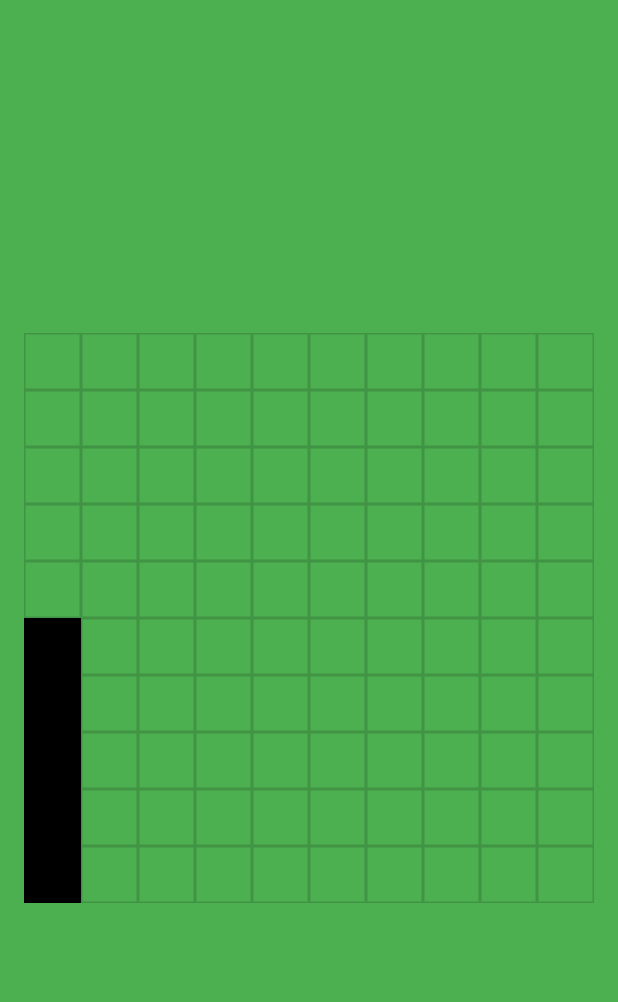
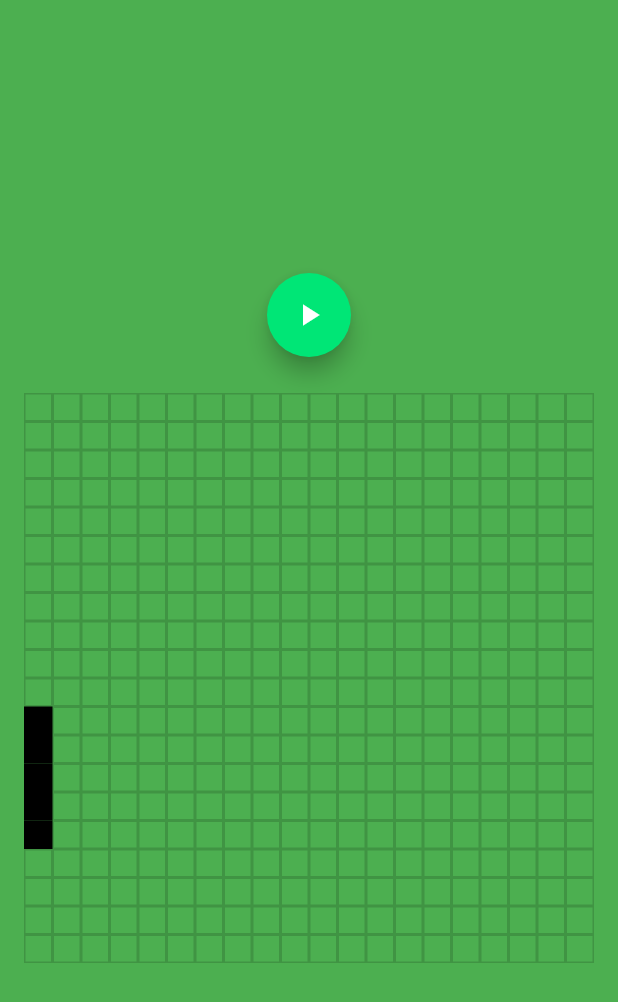
Before and after one commit to ameedsayeh/snake_2d, a Flutter app: the screen it shows after launch, on a phone screen of 412 x 824 dp. Shown: the top 1002 px of the screen. Run offline on Flutter 3.47's test engine with Material 2 defaults, Android fonts, the phone set to English and light mode, and no system bars; missing offline and left inert: dart:ffi.

Commit message:
start and restart game

```diff
--- a/lib/game_canvas.dart
+++ b/lib/game_canvas.dart
@@ -8,14 +8,36 @@ class GameCanvas extends StatefulWidget {
 }
 
 class _GameCanvasState extends State<GameCanvas> {
+  GlobalKey<GameGridState> _gameGridKey = GlobalKey();
   @override
   Widget build(BuildContext context) {
     return Padding(
       padding: const EdgeInsets.all(16.0),
-      child: Center(
-        child: GameGrid(
-          gridSize: CanvasSize(10, 10),
-        ),
+      child: Column(
+        mainAxisAlignment: MainAxisAlignment.center,
+        children: [
+          Center(
+            child: FloatingActionButton(
+              onPressed: () {
+                _gameGridKey.currentState.startGame();
+              },
+              backgroundColor: Colors.greenAccent.shade400,
+              child: Icon(Icons.play_arrow),
+            ),
+          ),
+          SizedBox(
+            height: 24,
+          ),
+          Center(
+            child: GameGrid(
+              key: _gameGridKey,
+              gridSize: CanvasSize(
+                20,
+                20,
+              ),
+            ),
+          ),
+        ],
       ),
     );
   }
--- a/lib/game_grid.dart
+++ b/lib/game_grid.dart
@@ -9,10 +9,10 @@ class GameGrid extends StatefulWidget {
   const GameGrid({Key key, this.gridSize}) : super(key: key);
 
   @override
-  _GameGridState createState() => _GameGridState();
+  GameGridState createState() => GameGridState();
 }
 
-class _GameGridState extends State<GameGrid> {
+class GameGridState extends State<GameGrid> {
   int _xValue = 0;
   int _yValue = 0;
   bool _canUpdateDirection = true;
@@ -23,7 +23,24 @@ class _GameGridState extends State<GameGrid> {
   Timer _timer;
   bool _isLost = false;
 
-  Size calculateCellSize(context) {
+  void startGame() {
+    if (_timer != null) {
+      _timer.cancel();
+    }
+    _xValue = 0;
+    _yValue = 0;
+    _canUpdateDirection = true;
+    _snakeLength = 5;
+    _direction = AxisDirection.down;
+
+    _generateGridHistory();
+
+    _isLost = false;
+
+    _startTimer();
+  }
+
+  Size _calculateCellSize(context) {
     return Size.square(
       (MediaQuery.of(context).size.width - 2 * 16.0) / widget.gridSize.width,
     );
@@ -53,12 +70,7 @@ class _GameGridState extends State<GameGrid> {
         (r) => List<int>.generate(widget.gridSize.width, (c) => 0));
   }
 
-  @override
-  void initState() {
-    super.initState();
-
-    _generateGridHistory();
-
+  _startTimer() {
     _timer = Timer.periodic(Duration(milliseconds: 500), (timer) {
       switch (_direction) {
         case AxisDirection.up:
@@ -100,15 +112,21 @@ class _GameGridState extends State<GameGrid> {
         // lose state
         _isLost = true;
         _timer.cancel();
-      } else if (!_isLost) {
-        setState(() {});
       }
+      setState(() {});
     });
   }
 
   @override
+  void initState() {
+    super.initState();
+
+    startGame();
+  }
+
+  @override
   Widget build(BuildContext context) {
-    final cellSize = this.calculateCellSize(context);
+    final cellSize = _calculateCellSize(context);
 
     return GestureDetector(
       onPanUpdate: _directionUpdate,
```
